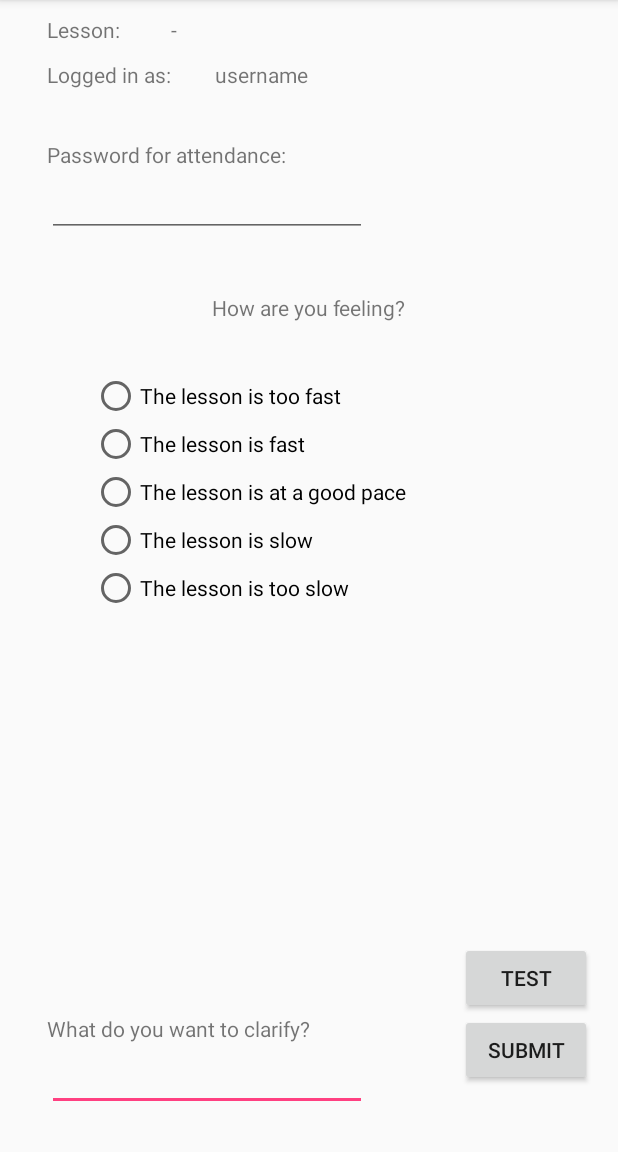
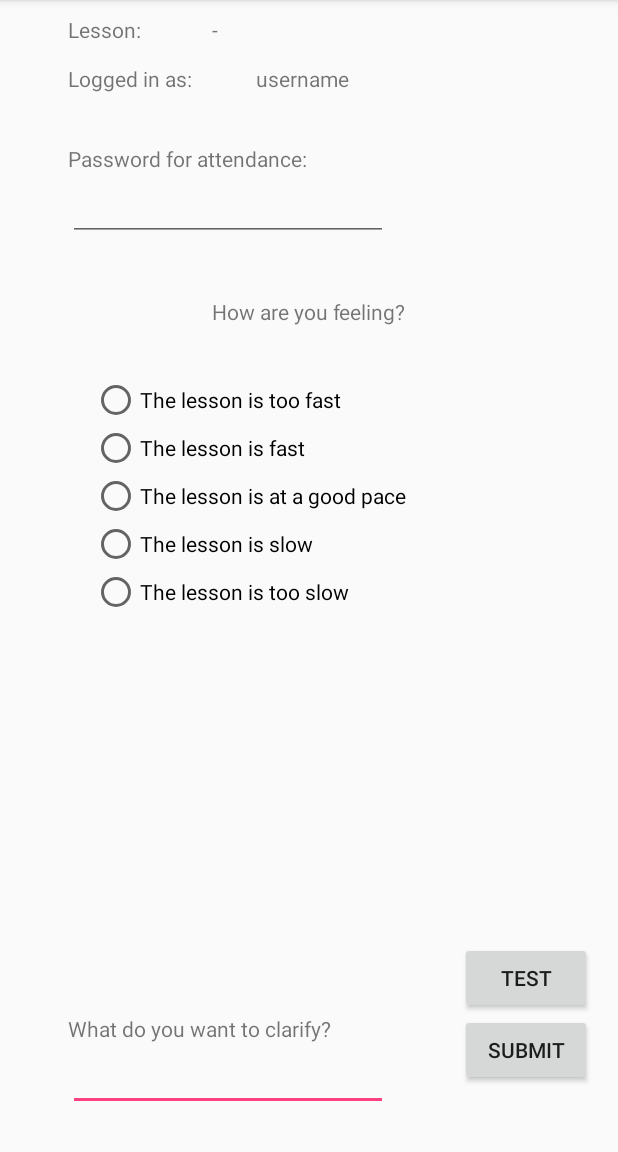
Before and after one commit to pinardy/Classy, an Android app: the LearnPaceActivity screen opened directly, with no data from a screen before it, on a phone screen of 412 x 824 dp, the part 84-1236 px from its top. Run offline under Robolectric (Android 15) with nearby library versions, the phone set to English and light mode, and no system bars; our stand-ins replace Firebase (no records; nobody signed in at launch, a user with empty details on screens opened directly); libraries missing offline, so code that uses them is left out: com.firebase.client; 7 statements that could not run were skipped.

```diff
--- a/StudentApp/StudentApp/app/src/main/res/layout/activity_learnpace.xml
+++ b/StudentApp/StudentApp/app/src/main/res/layout/activity_learnpace.xml
@@ -20,16 +20,6 @@
         android:layout_alignBaseline="@+id/textView3"
         android:layout_alignBottom="@+id/textView3"
         android:layout_toEndOf="@+id/textView3" />
-
-    <TextView
-        android:text="Logged in as:"
-        android:layout_width="wrap_content"
-        android:layout_height="wrap_content"
-        android:layout_marginStart="31dp"
-        android:layout_marginTop="40dp"
-        android:id="@+id/textView3"
-        android:layout_alignParentTop="true"
-        android:layout_alignParentStart="true" />
 
     <TextView
         android:text="Lesson:"
@@ -155,5 +145,15 @@
         android:id="@+id/testButton"
         android:onClick="push" />
 
+    <TextView
+        android:text="Logged in as:"
+        android:layout_width="wrap_content"
+        android:layout_height="wrap_content"
+        android:layout_marginTop="13dp"
+        android:id="@+id/textView3"
+        android:layout_below="@+id/textViewLesson"
+        android:layout_toStartOf="@+id/textView8"
+        android:layout_marginEnd="13dp" />
+
 
 </RelativeLayout>
```
Also changed, not shown: StudentApp/StudentApp/app/src/main/java/com/example/pin/studentapp/LearnPaceActivity.java (+91 -46 lines).
